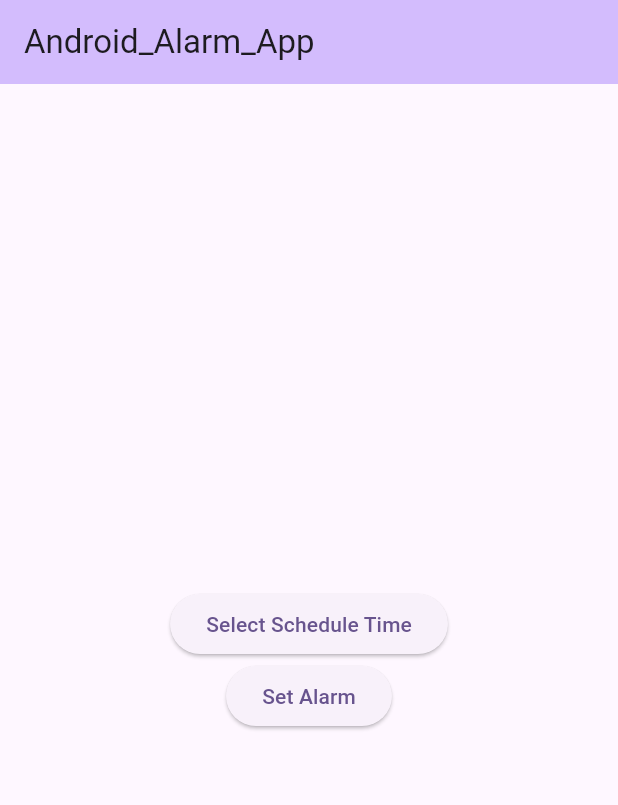
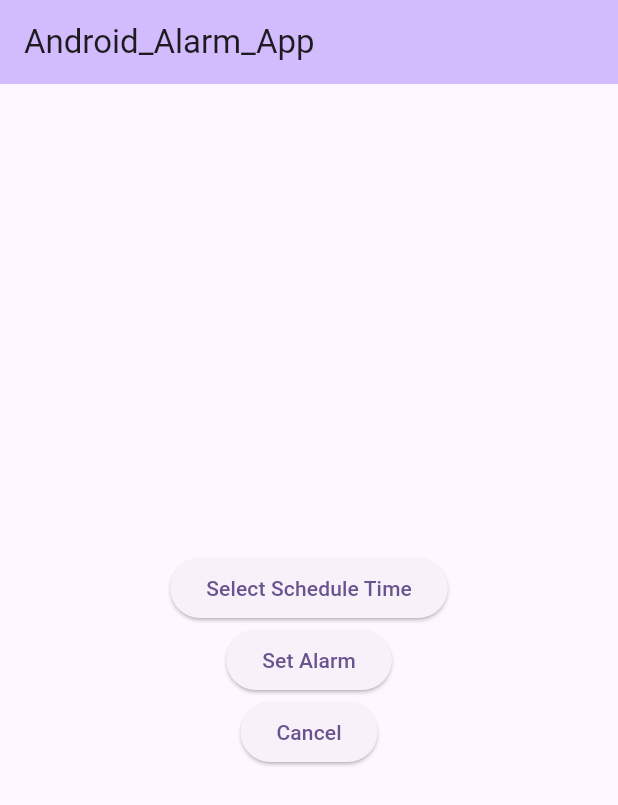
Before and after one commit to uniflu/android_alarm_app, a Flutter app: the screen it shows after launch, after a tap on "Set Alarm", on a phone screen of 412 x 824 dp. Shown: the top 805 px of the screen. Run offline on Flutter 3.47's test engine with Material 3 defaults, Android fonts, the light colour scheme and no system bars; our stand-ins replace flutter_datetime_picker_plus; missing offline and left inert: android_alarm_manager_plus, flutter_ringtone_player, shake.

Commit message:
アラームのキャンセルボタンを追加

```diff
--- a/lib/main.dart
+++ b/lib/main.dart
@@ -23,7 +23,7 @@
 
 DateTime scheduleTime = DateTime.now();
 
-Future<void> displayTime() async {
+Future<void> shakeAlarm() async {
   // アラームを鳴らす
   FlutterRingtonePlayer.playAlarm();
 
@@ -82,14 +82,23 @@
             ElevatedButton(
               onPressed: () async{
                 await AndroidAlarmManager.oneShotAt(
+                  // DateTime.now().add(Duration(seconds: 2)),
                   scheduleTime,
                   0,
-                  displayTime,
+                  shakeAlarm,
                   exact: true,
                   allowWhileIdle: true,
                 );
               },
               child: const Text('Set Alarm'),
+            ),
+
+            // アラームをキャンセル
+            ElevatedButton(
+              onPressed: () async{
+                await AndroidAlarmManager.cancel(0);
+              },
+              child: const Text('Cancel'),
             ),
           ],
         ),
```
